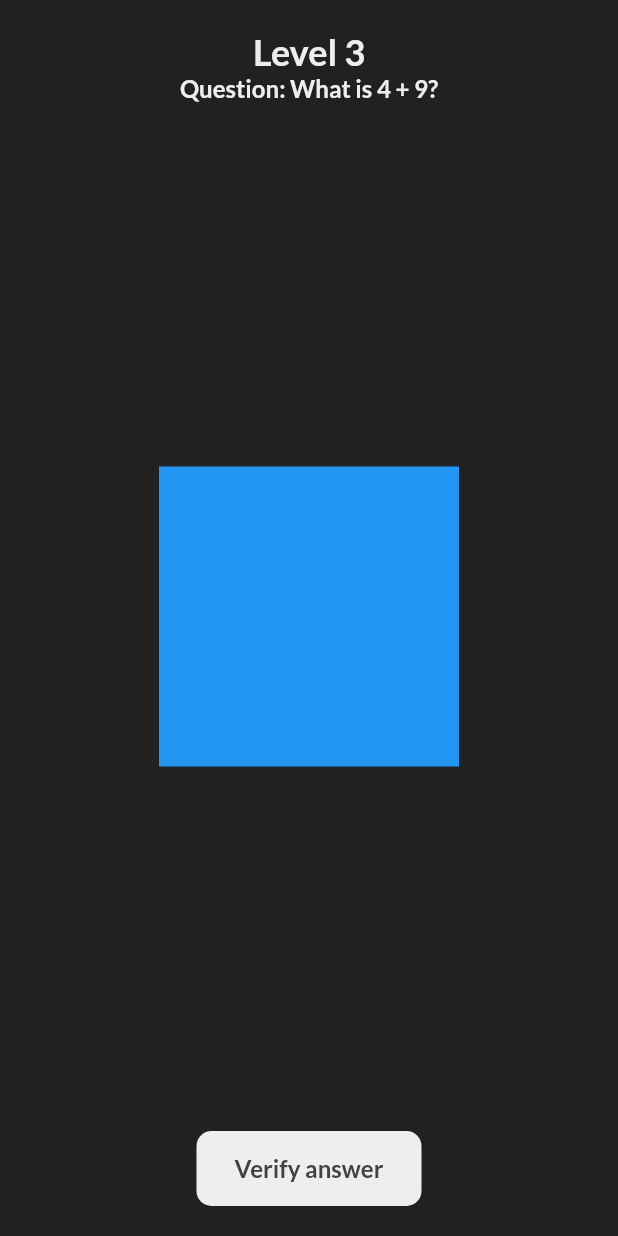
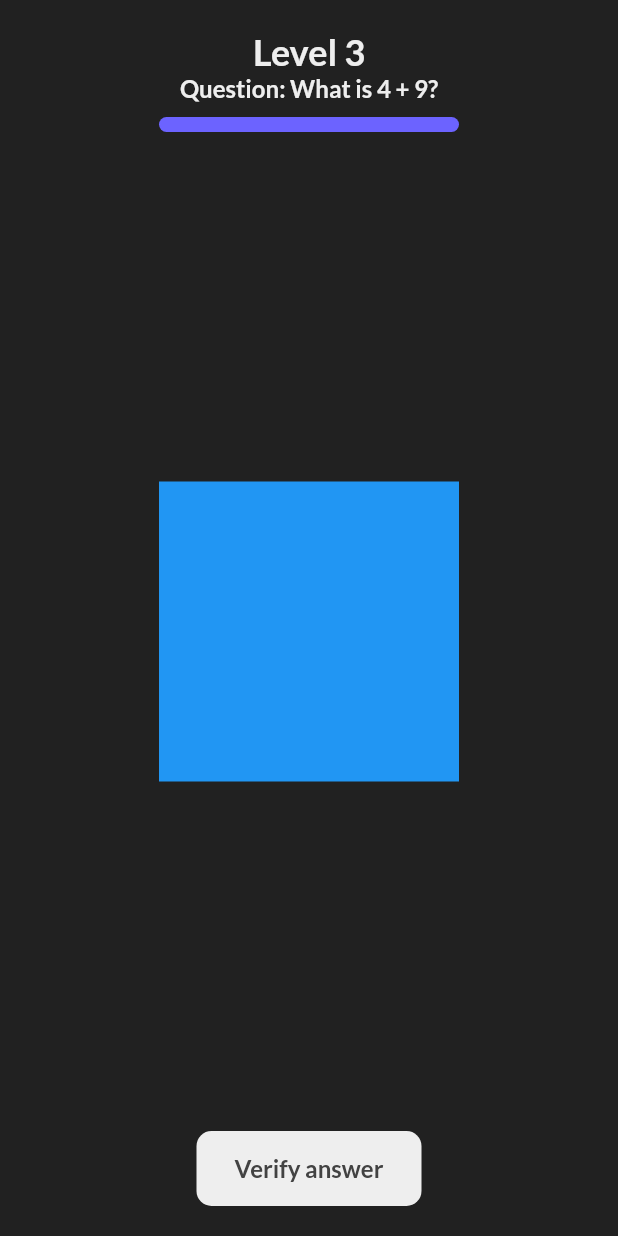
Before and after one commit to HighlandsCollege/l3y1u7-maths-app, a Flutter app: the Level3 screen opened directly, on a phone screen of 412 x 824 dp. Run offline on Flutter 3.47's test engine with Material 2 defaults, Android fonts, the phone set to English and light mode, and no system bars; our stand-ins replace flutter_svg, google_fonts; network calls fail.

```diff
--- a/lib/views/level_3.dart
+++ b/lib/views/level_3.dart
@@ -1,6 +1,7 @@
 import 'package:flutter/material.dart';
 import 'package:google_fonts/google_fonts.dart';
 import '../components/wrapper.dart';
+import '../components/progress_bar.dart';
 import 'results.dart';
 
 class Level3 extends StatefulWidget {
@@ -49,6 +50,7 @@ class _Level3 extends State<Level3> {
                 color: Colors.grey[200]
               )
             ),
+            ProgressBar(begin: 200 / 3 + 200 / 3, end: 200),
             Spacer(),
             Container(
               height: 200,
```
